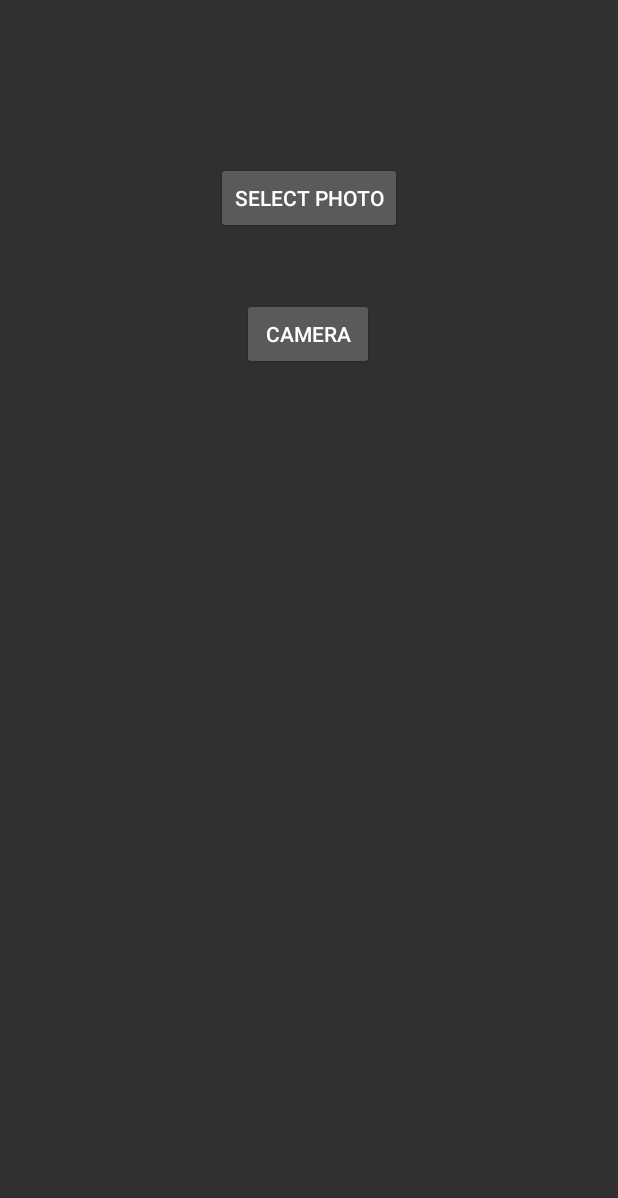
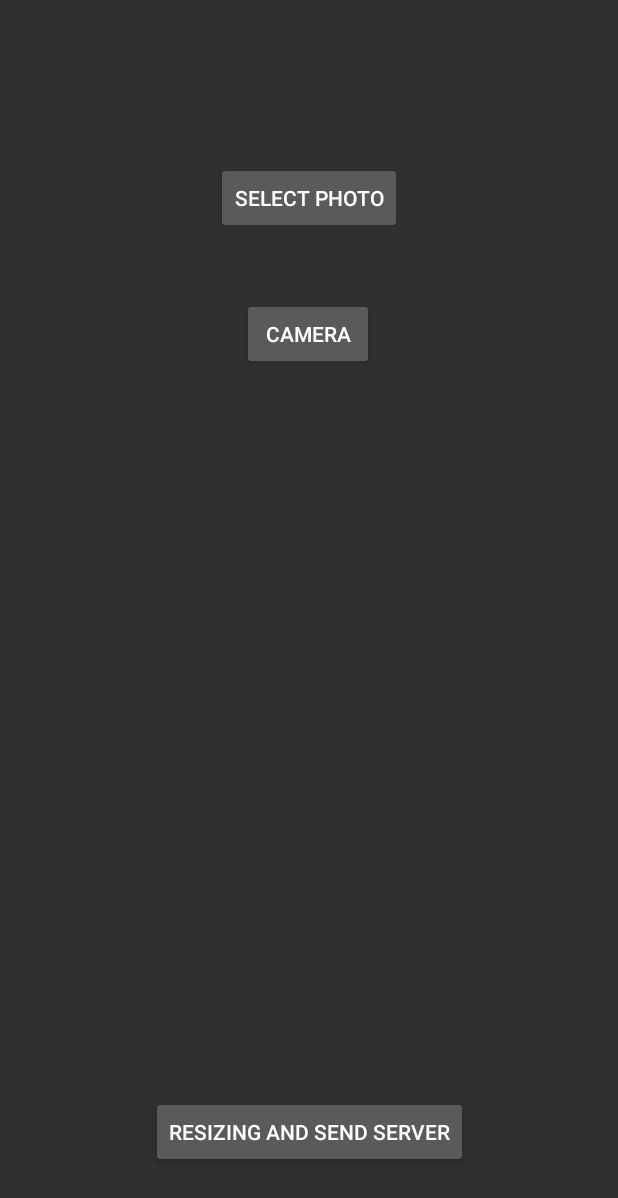
Before and after one commit to hjkwak-kitty/sendingPhoto, an Android app: the screen it shows after launch (MainActivity), on a phone screen of 412 x 824 dp. Shown: the top 1198 px of the screen. Run offline under Robolectric (Android 15) with nearby library versions, the phone set to English and light mode, and no system bars; libraries missing offline, so code that uses them is left out: com.gun0912.tedpermission; 1 statement that could not run was skipped.

Commit message:
Update       1) Settable image size       2) activiy_main.xml with image resizing button

```diff
--- a/app/src/main/java/com/geappliances/test/sendingphoto/MainActivity.java
+++ b/app/src/main/java/com/geappliances/test/sendingphoto/MainActivity.java
@@ -91,16 +91,16 @@ public class MainActivity extends AppCompatActivity {
             @Override
             public void onClick(View v) {
                 Log.d(TAG, "사진Resizing");
-                makeBitmap(mCurrentPhotoPath);
+                makeBitmap(mCurrentPhotoPath, 1200000);// 1.2MP
             }
         });
 
     }
 
-    private Bitmap makeBitmap(String path) {
+    private Bitmap makeBitmap(String path, int IMAGE_MAX_SIZE) {
 
         try {
-            final int IMAGE_MAX_SIZE = 1200000; // 1.2MP
+//            final int IMAGE_MAX_SIZE = 1200000;
             //resource = getResources();
 
             // Decode image size
--- a/app/src/main/res/layout/activity_main.xml
+++ b/app/src/main/res/layout/activity_main.xml
@@ -46,4 +46,19 @@
         app:layout_constraintStart_toStartOf="parent"
         app:layout_constraintTop_toBottomOf="@+id/btn_camera" />
 
+    <Button
+        android:id="@+id/btn_resizingImage"
+        android:layout_width="wrap_content"
+        android:layout_height="wrap_content"
+        android:layout_marginStart="8dp"
+        android:layout_marginTop="8dp"
+        android:layout_marginEnd="8dp"
+        android:layout_marginBottom="8dp"
+        android:text="RESIZING AND SEND SERVER"
+        app:layout_constraintBottom_toBottomOf="parent"
+        app:layout_constraintEnd_toEndOf="parent"
+        app:layout_constraintStart_toStartOf="parent"
+        app:layout_constraintTop_toBottomOf="@+id/btn_camera"
+        app:layout_constraintVertical_bias="0.927" />
+
 </android.support.constraint.ConstraintLayout>
```
